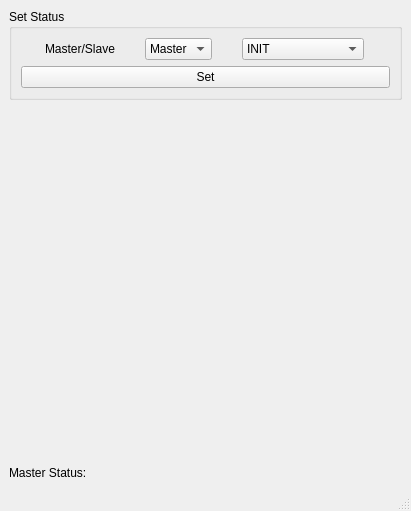
This is ethercat_R1-EC_IO_Modules/mainwindow.ui in EmadDeve20/ethercat_R1-EC_IO_Modules as Qt 5 draws it before an edit. The edited form follows.
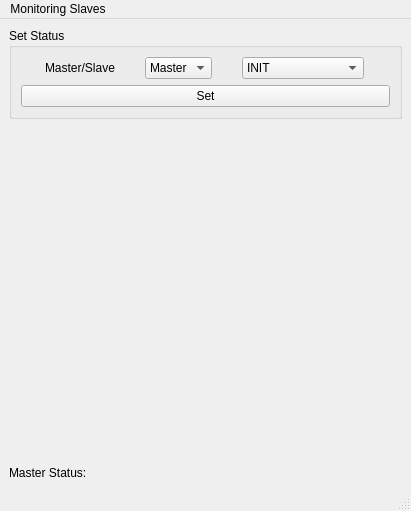
This is the edited form.

Commit message: add a new menubar for monitoring

Patch:
```diff
--- a/ethercat_R1-EC_IO_Modules/mainwindow.ui
+++ b/ethercat_R1-EC_IO_Modules/mainwindow.ui
@@ -141,6 +141,12 @@
      <height>22</height>
     </rect>
    </property>
+   <widget class="QMenu" name="menuMonitoring">
+    <property name="title">
+     <string>Monitoring Slaves</string>
+    </property>
+   </widget>
+   <addaction name="menuMonitoring"/>
   </widget>
   <widget class="QStatusBar" name="statusbar"/>
  </widget>
```
